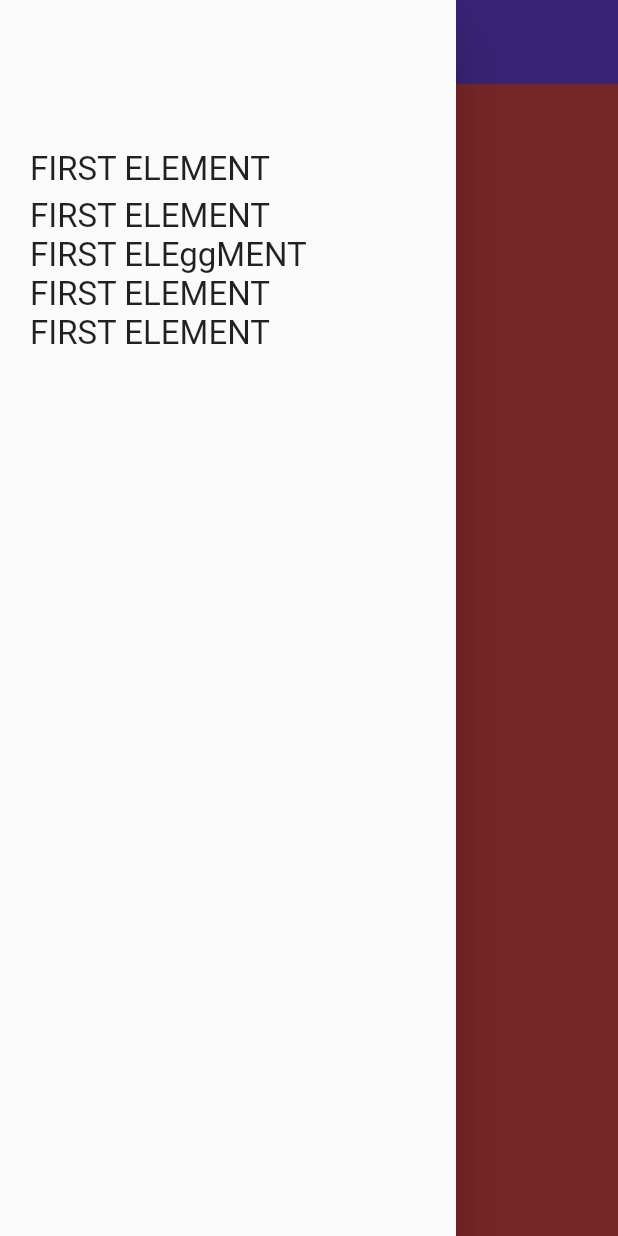
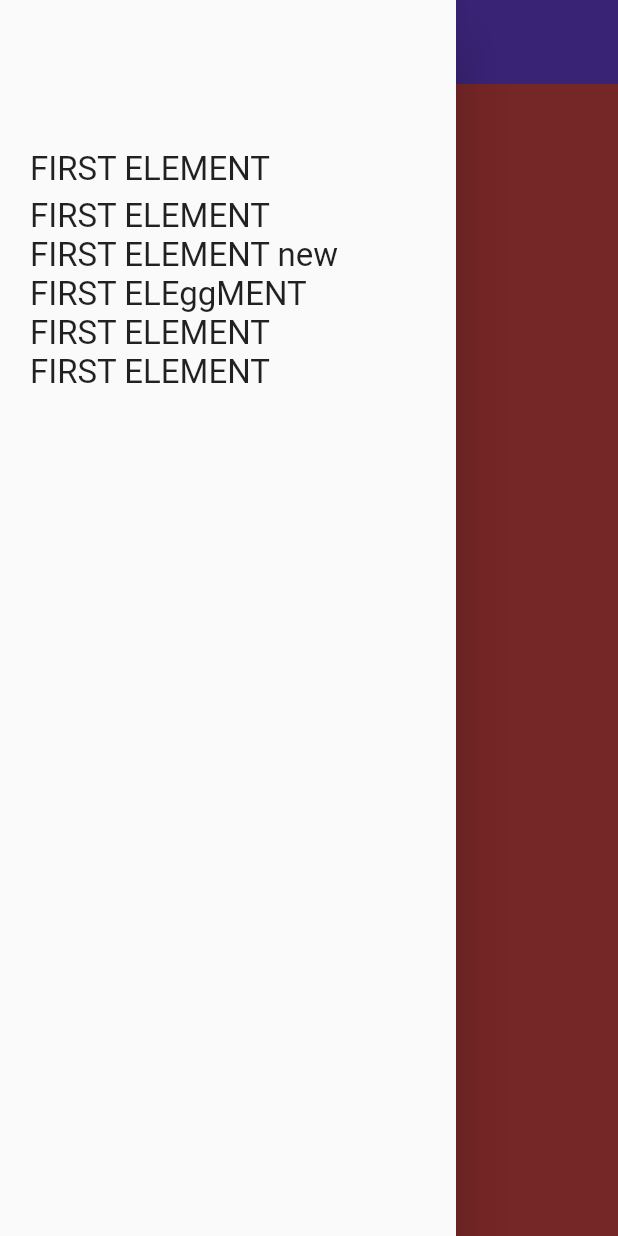
Before and after one commit to Ahmad-jahjouh/assignment_2, a Flutter app: the screen it shows after launch, with the side drawer open, on a phone screen of 412 x 824 dp. Run offline on Flutter 3.47's test engine with Material 2 defaults, Android fonts, the phone set to English and light mode, and no system bars.

Commit message:
Update main.dart

```diff
--- a/lib/main.dart
+++ b/lib/main.dart
@@ -35,6 +35,7 @@ class MyApp extends StatelessWidget {
                         height: 5,
                       ),
                       Text('FIRST ELEMENT', style: TextStyle(fontSize: 22)),
+                      Text('FIRST ELEMENT new', style: TextStyle(fontSize: 22)),
                       Text('FIRST ELEggMENT', style: TextStyle(fontSize: 22)),
                       Text('FIRST ELEMENT', style: TextStyle(fontSize: 22)),
                       Text('FIRST ELEMENT', style: TextStyle(fontSize: 22)),
```
